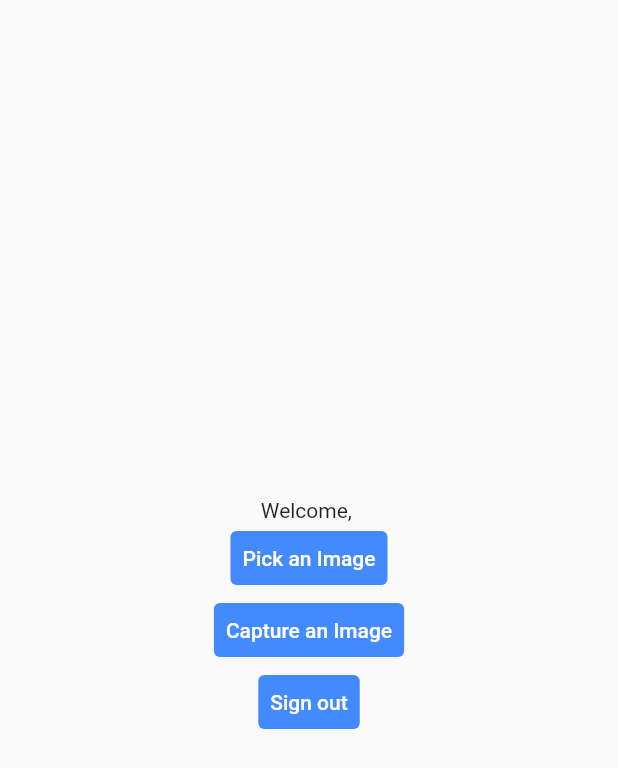
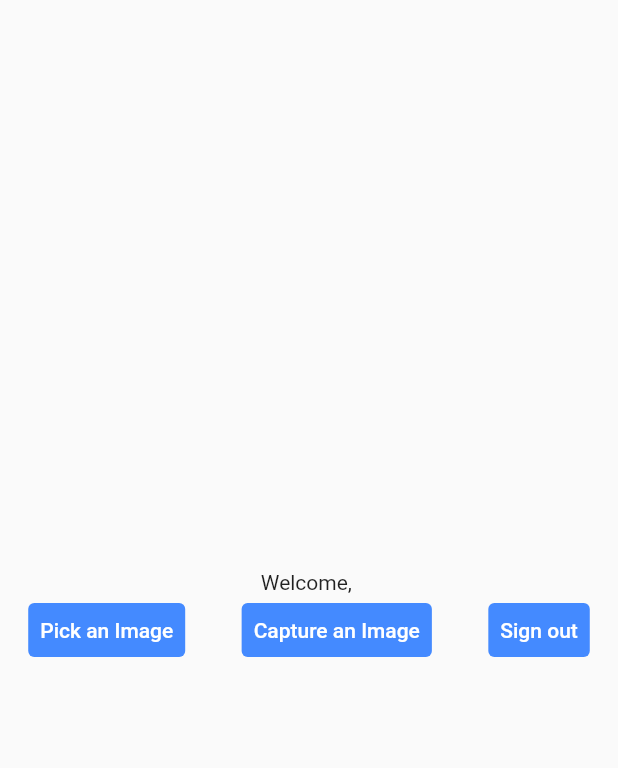
Before and after one commit to maranix/iSpy, a Flutter app: the HomePage screen opened directly with empty values, on a phone screen of 412 x 824 dp. Shown: the top 768 px of the screen. Run offline on Flutter 3.47's test engine with Material 2 defaults, Android fonts, the phone set to English and light mode, and no system bars; our stand-ins replace cloud_firestore, firebase_auth, firebase_core, firebase_database, get, google_sign_in and 1 more; accounts and stored records are empty.

Commit message:
iSpy: display username on homepage and update their presence upon successful authentication

```diff
--- a/lib/home/home_page.dart
+++ b/lib/home/home_page.dart
@@ -1,18 +1,20 @@
 // ignore_for_file: unused_local_variable
 
-import 'package:firebase_auth/firebase_auth.dart';
 import 'package:flutter/material.dart';
 import 'package:image_picker/image_picker.dart';
 import 'package:ispy/auth/utils/authentication.dart';
+import 'package:ispy/database/database.dart';
 
 class HomePage extends StatelessWidget {
-  const HomePage({Key? key, required this.user}) : super(key: key);
+  const HomePage({Key? key, required this.username}) : super(key: key);
 
-  final User user;
+  final String username;
   @override
   Widget build(BuildContext context) {
     final ImagePicker _picker = ImagePicker();
     XFile? image, photo;
+    Database database = Database();
+    database.updateUserPresence();
 
     return Scaffold(
       body: SafeArea(
@@ -20,13 +22,18 @@ class HomePage extends StatelessWidget {
           child: Column(
             mainAxisAlignment: MainAxisAlignment.center,
             children: [
-              Text('Welcome, ${user.displayName}'),
+              Text('Welcome, $username'),
+              Row(
+                mainAxisAlignment: MainAxisAlignment.spaceAround,
+                children: [
                   TextButton(
                     onPressed: () async => {
-                  image = await _picker.pickImage(source: ImageSource.gallery)
+                      image =
+                          await _picker.pickImage(source: ImageSource.gallery)
                     },
                     style: ButtonStyle(
-                  backgroundColor: MaterialStateProperty.all(Colors.blueAccent),
+                      backgroundColor:
+                          MaterialStateProperty.all(Colors.blueAccent),
                     ),
                     child: const Text(
                       'Pick an Image',
@@ -35,10 +42,12 @@ class HomePage extends StatelessWidget {
                   ),
                   TextButton(
                     onPressed: () async => {
-                  photo = await _picker.pickImage(source: ImageSource.camera)
+                      photo =
+                          await _picker.pickImage(source: ImageSource.camera)
                     },
                     style: ButtonStyle(
-                  backgroundColor: MaterialStateProperty.all(Colors.blueAccent),
+                      backgroundColor:
+                          MaterialStateProperty.all(Colors.blueAccent),
                     ),
                     child: const Text(
                       'Capture an Image',
@@ -50,7 +59,8 @@ class HomePage extends StatelessWidget {
                       await Authentication.signOut(context: context),
                     },
                     style: ButtonStyle(
-                  backgroundColor: MaterialStateProperty.all(Colors.blueAccent),
+                      backgroundColor:
+                          MaterialStateProperty.all(Colors.blueAccent),
                     ),
                     child: const Text(
                       'Sign out',
@@ -59,6 +69,8 @@ class HomePage extends StatelessWidget {
                   )
                 ],
               ),
+            ],
+          ),
         ),
       ),
     );
```
Also changed, not shown: lib/auth/utils/authentication.dart (+3 -5 lines). Lines whose indentation alone changed are shown as unchanged.
